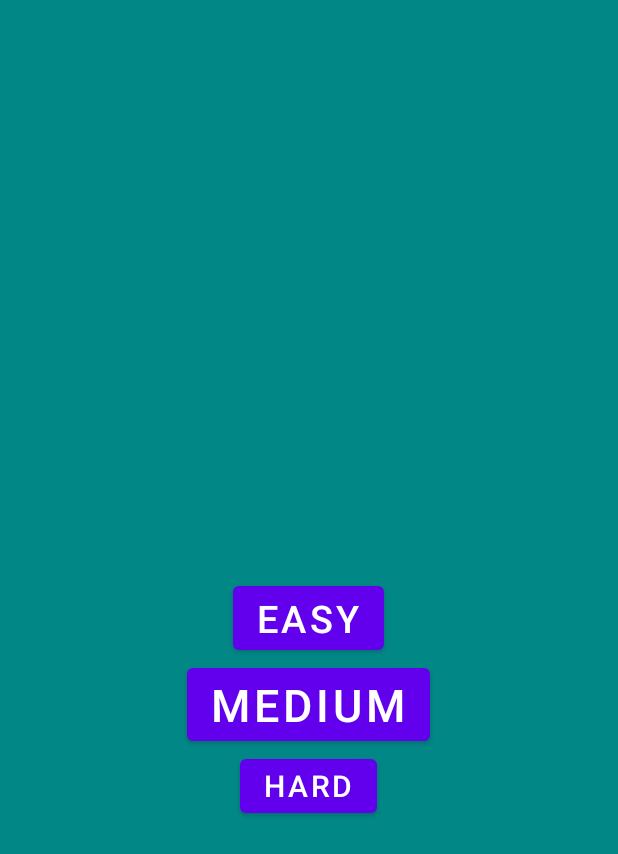
After one commit to Tobang1/NSNEQ, an Android app: the Category screen opened directly, with no data from a screen before it, on a phone screen of 412 x 824 dp. The commit adds this screen. Shown: the top 854 px of the screen. Run offline under Robolectric (Android 15) with nearby library versions, the phone set to English and light mode, and no system bars.

Commit message:
Category layout and class added

```diff
--- a/app/src/main/AndroidManifest.xml
+++ b/app/src/main/AndroidManifest.xml
@@ -11,7 +11,8 @@
         android:supportsRtl="true"
         android:theme="@style/Theme.NSNEQ"
         tools:ignore="AllowBackup">
-        <activity android:name=".ExamActivity"></activity>
+        <activity android:name=".Category"></activity>
+        <activity android:name=".ExamActivity" />
         <activity android:name=".SplashScreen">
             <intent-filter>
                 <action android:name="android.intent.action.MAIN" />
--- /dev/null
+++ b/app/src/main/java/com/borat/nsneq/Category.java
@@ -0,0 +1,15 @@
+package com.borat.nsneq;
+
+import androidx.appcompat.app.AppCompatActivity;
+
+import android.os.Bundle;
+
+public class Category extends AppCompatActivity {
+
+    @Override
+    protected void onCreate(Bundle savedInstanceState) {
+        super.onCreate(savedInstanceState);
+        setContentView(R.layout.activity_category);
+
+    }
+}
--- a/app/src/main/java/com/borat/nsneq/MainActivity.java
+++ b/app/src/main/java/com/borat/nsneq/MainActivity.java
@@ -3,6 +3,7 @@ package com.borat.nsneq;
 import android.content.Intent;
 import android.content.SharedPreferences;
 import android.os.Bundle;
+import android.view.View;
 import android.widget.Button;
 import android.widget.TextView;
 
@@ -30,11 +31,24 @@ public class MainActivity extends AppCompatActivity {
 
 
         Button buttonStartQuestion = findViewById(R.id.button_start_exam);
-        buttonStartQuestion.setOnClickListener(v -> startExam());
+        buttonStartQuestion.setOnClickListener((View v) -> {
+            startExam();
+        });
+
+        Button buttonCategory= findViewById(R.id.button_Category);
+        buttonCategory.setOnClickListener((View v) -> {
+            startCategory();
+        });
+
     }
     private void startExam(){
         Intent intent = new Intent(MainActivity.this, ExamActivity.class);
         startActivityForResult(intent,REQUEST_CODE_EXAM );
+    }
+
+    private void startCategory(){
+        Intent intent = new Intent(MainActivity.this, Category.class);
+        startActivity(intent);
     }
 
     @Override
--- /dev/null
+++ b/app/src/main/res/layout/activity_category.xml
@@ -0,0 +1,35 @@
+<?xml version="1.0" encoding="utf-8"?>
+<RelativeLayout xmlns:android="http://schemas.android.com/apk/res/android"
+    xmlns:app="http://schemas.android.com/apk/res-auto"
+    xmlns:tools="http://schemas.android.com/tools"
+    android:layout_width="match_parent"
+    android:layout_height="match_parent"
+    android:background="@color/teal_700"
+    tools:context=".Category">
+
+    <Button
+        android:id="@+id/button_easy"
+        android:layout_width="wrap_content"
+        android:layout_height="wrap_content"
+        android:textSize="25dp"
+        android:layout_centerInParent="true"
+        android:text="EASY" />
+    <Button
+        android:id="@+id/button_hard"
+        android:layout_below="@+id/button_easy"
+        android:layout_width="wrap_content"
+        android:layout_height="wrap_content"
+        android:textSize="30dp"
+        android:layout_centerInParent="true"
+        android:text="MEDIUM" />
+    <Button
+
+        android:id="@+id/button_My_questions"
+        android:layout_below="@+id/button_hard"
+        android:layout_width="wrap_content"
+        android:layout_height="wrap_content"
+        android:layout_centerInParent="true"
+        android:textSize="20dp"
+        android:text="HARD" />
+
+</RelativeLayout>
```
